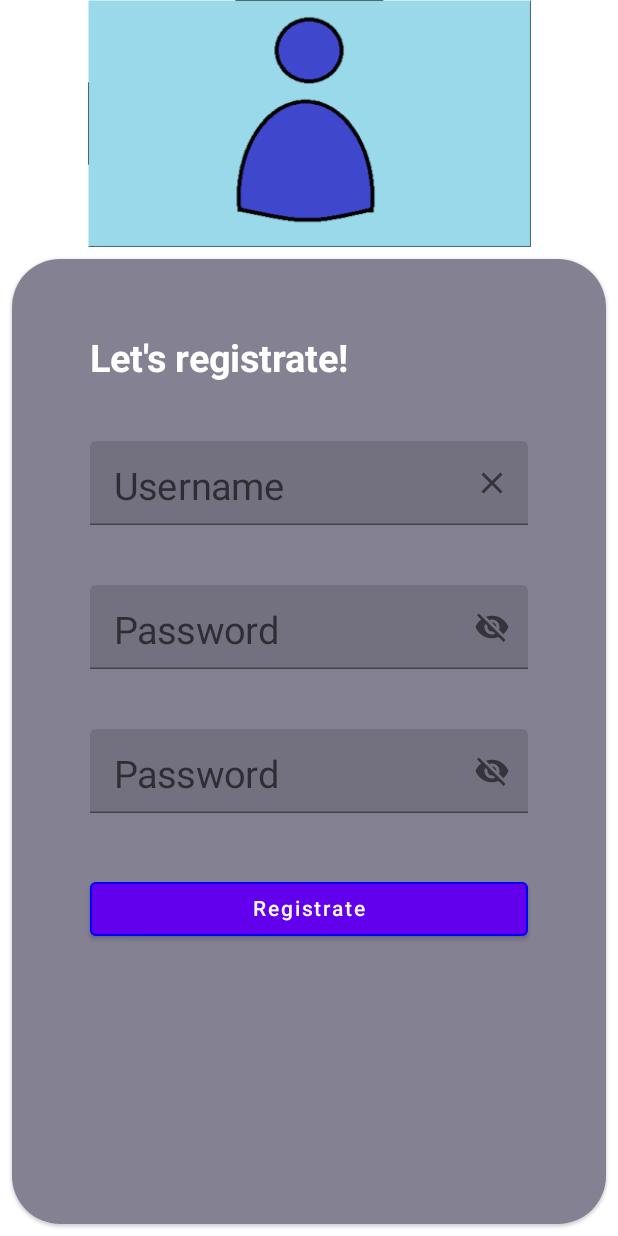
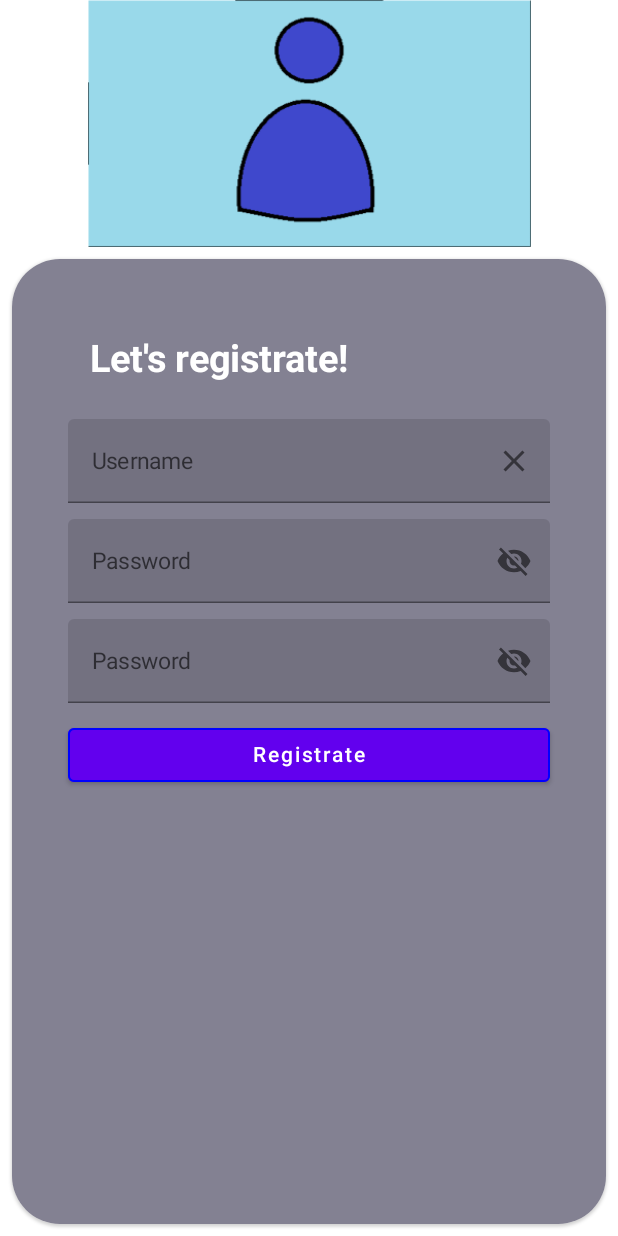
Before and after one commit to Matyi98/MSc-Onlab1, an Android app built with Jetpack Compose: the screen it shows after launch (RegisterActivity), after a tap on "Not yet registered?", on a phone screen of 412 x 824 dp. Run offline under Robolectric (Android 15) with nearby library versions, the phone set to English and light mode, and no system bars; our stand-ins replace Dagger/Hilt's generated code.

Commit message:
LoginActivity refactoring, now it's working on small screens, fix thread problems (live data + dependency injections) and a lot more.

```diff
--- a/Android-Studio/FamilyOrganiser/app/src/main/AndroidManifest.xml
+++ b/Android-Studio/FamilyOrganiser/app/src/main/AndroidManifest.xml
@@ -4,7 +4,9 @@
     <uses-permission android:name="android.permission.WRITE_EXTERNAL_STORAGE" />
     <uses-permission android:name="android.permission.READ_EXTERNAL_STORAGE" />
     <uses-permission android:name="android.permission.INTERNET"/>
+
     <application
+        android:name=".views.loginForm.LoginApplication"
         android:allowBackup="true"
         android:icon="@mipmap/family_logo"
         android:label="@string/app_name"
@@ -82,6 +84,9 @@
             </intent-filter>
         </activity>
 
+
     </application>
 
+
+
 </manifest>
--- a/Android-Studio/FamilyOrganiser/app/src/main/java/hu/matyi/familyorganiser/components/basicButton.kt
+++ b/Android-Studio/FamilyOrganiser/app/src/main/java/hu/matyi/familyorganiser/components/basicButton.kt
@@ -34,7 +34,7 @@ fun basicButton(context: Context, text: String, intent: Intent? = null, check: (
         },
         modifier = Modifier
             .fillMaxWidth()
-            .padding(20.dp),
+            .padding(5.dp),
         enabled = true,
         border = BorderStroke(width = 1.dp, brush = SolidColor(Color.Blue)),
         shape = MaterialTheme.shapes.medium,
--- a/Android-Studio/FamilyOrganiser/app/src/main/java/hu/matyi/familyorganiser/components/basicInputField.kt
+++ b/Android-Studio/FamilyOrganiser/app/src/main/java/hu/matyi/familyorganiser/components/basicInputField.kt
@@ -25,9 +25,9 @@ fun basicInputField(text: String) : String {
         onValueChange = { username = it },
         modifier = Modifier
             .fillMaxWidth()
-            .padding(20.dp)
+            .padding(5.dp)
             .fillMaxWidth(),
-        label = { Text(text = text, fontSize = 25.sp) },
+        label = { Text(text = text, fontSize = 15.sp) },
         trailingIcon =
         {
             IconButton(onClick = {})
--- a/Android-Studio/FamilyOrganiser/app/src/main/java/hu/matyi/familyorganiser/components/passwordField.kt
+++ b/Android-Studio/FamilyOrganiser/app/src/main/java/hu/matyi/familyorganiser/components/passwordField.kt
@@ -29,8 +29,8 @@ fun passwordField() : String {
         enabled = true,
         modifier = Modifier
             .fillMaxWidth()
-            .padding(20.dp),
-        label = { Text(text = "Password", fontSize = 25.sp) },
+            .padding(5.dp),
+        label = { Text(text = "Password", fontSize = 15.sp) },
         visualTransformation = if (passwordVisibility) VisualTransformation.None else PasswordVisualTransformation(),
         keyboardOptions = KeyboardOptions(keyboardType = KeyboardType.Password),
         trailingIcon = {
--- a/Android-Studio/FamilyOrganiser/app/src/main/java/hu/matyi/familyorganiser/components/randomTextInputField.kt
+++ b/Android-Studio/FamilyOrganiser/app/src/main/java/hu/matyi/familyorganiser/components/randomTextInputField.kt
@@ -28,7 +28,7 @@ import androidx.compose.runtime.*
             .fillMaxWidth()
             .padding(20.dp)
             .fillMaxWidth(),
-        label = { Text(text = text, fontSize = 25.sp) },
+        label = { Text(text = text, fontSize = 15.sp) },
         trailingIcon =
         {
             IconButton(onClick = {
--- a/Android-Studio/FamilyOrganiser/app/src/main/java/hu/matyi/familyorganiser/components/secondOptionButton.kt
+++ b/Android-Studio/FamilyOrganiser/app/src/main/java/hu/matyi/familyorganiser/components/secondOptionButton.kt
@@ -24,7 +24,7 @@ fun secondOptionButton(context: Context, text: String, intent: Intent) {
         },
         modifier = Modifier
             .fillMaxWidth()
-            .padding(20.dp),
+            .padding(5.dp),
         enabled = true,
         colors = ButtonDefaults.buttonColors(backgroundColor = Color(R.color.teal_700)),
     )
--- a/Android-Studio/FamilyOrganiser/app/src/main/java/hu/matyi/familyorganiser/views/loginForm/LoginActivity.kt
+++ b/Android-Studio/FamilyOrganiser/app/src/main/java/hu/matyi/familyorganiser/views/loginForm/LoginActivity.kt
@@ -4,6 +4,7 @@ import android.content.Intent
 import android.os.Bundle
 import androidx.activity.ComponentActivity
 import androidx.activity.compose.setContent
+import androidx.appcompat.app.AppCompatActivity
 import androidx.compose.foundation.Image
 import androidx.compose.foundation.background
 import androidx.compose.foundation.layout.Arrangement
@@ -19,14 +20,20 @@ import androidx.compose.ui.graphics.Color
 import androidx.compose.ui.res.painterResource
 import androidx.compose.ui.platform.LocalContext
 import androidx.compose.ui.res.stringResource
+import androidx.hilt.navigation.compose.hiltViewModel
+import dagger.hilt.android.AndroidEntryPoint
 import hu.matyi.familyorganiser.R
 import hu.matyi.familyorganiser.components.*
 import hu.matyi.familyorganiser.views.familyMenu.FamilyMenuActivity
 import hu.matyi.familyorganiser.views.profilSettings.ProfilSettings
 import hu.matyi.familyorganiser.views.registerForm.RegisterActivity
+import io.swagger.client.models.LoginDTO
+
 
 //https://www.youtube.com/watch?v=SZR04TKHDM4&t=257s
-class LoginActivity : ComponentActivity() {
+
+@AndroidEntryPoint
+class LoginActivity : AppCompatActivity() {
     override fun onCreate(savedInstanceState: Bundle?) {
         super.onCreate(savedInstanceState)
         setContent {
@@ -37,44 +44,85 @@ class LoginActivity : ComponentActivity() {
         }
     }
    @Composable
-   private fun Screen() {
+   private fun Screen(loginModel: LoginModel = hiltViewModel()) {
        val context = LocalContext.current
        Scaffold(backgroundColor = Color.White)
        {
-           Column(Modifier.fillMaxSize(), horizontalAlignment = Alignment.CenterHorizontally, verticalArrangement = Arrangement.Top)
+           Column(
+               Modifier.fillMaxSize(),
+               horizontalAlignment = Alignment.CenterHorizontally,
+               verticalArrangement = Arrangement.Top
+           )
            {
-                Image(painter = painterResource(
-                    id = R.drawable.family),
+               Image(
+                   painter = painterResource(
+                       id = R.drawable.family
+                   ),
                    contentDescription = "App Theme",
                    modifier = Modifier
-                        .weight(0.5f).fillMaxWidth()
+                       .weight(0.2f)
+                       .fillMaxWidth()
                )
                Card(
                    Modifier
-                       .weight(2f)
-                       .padding(8.dp),
-                   shape = RoundedCornerShape(32.dp)
+                       .weight(0.8f)
+                       .padding(2.dp),
+                   shape = RoundedCornerShape(20.dp)
                )
                {
                    Column(
                        Modifier
                            .background(Color(R.color.teal_700))
                            .fillMaxSize()
-                           .padding(32.dp)) {
+                           .padding(4.dp)
+                   ) {
 
+
+                       /* Welcom text*/
+                       Box(Modifier.weight(0.1f))
+                       {
                            welcomText(stringResource(R.string.login_welcome_text))
-                       LoginModel.loginDTO.username = basicInputField(stringResource(R.string.username))
-                       LoginModel.loginDTO.password = passwordField()
+                       }
+
+
+                       /*Username, Password fields*/
+                       var usrname = "";
+                       var passwd = "";
+                       Box(Modifier.weight(0.1f))
+                       {
+                           usrname = basicInputField(stringResource(R.string.username))
+                       }
+                       Box(Modifier.weight(0.1f))
+                       {
+                           passwd = passwordField()
+                       }
+                       LoginModel().setLoginLiveDto(LoginDTO(usrname, passwd))
+
+
+                       /*Login button*/
                        val intent1 = Intent(context, FamilyMenuActivity::class.java)
+                       Box(Modifier.weight(0.1f))
+                       {
                            basicButton(context, stringResource(R.string.login_button_text), intent1,
-                           check = { LoginHandler().sendLoginRequest() }) {
+                               check = { LoginHandler().sendLoginRequest(loginModel) }) {
                            }
+                       }
+
+
+                       /*Registration button*/
+                       Box(Modifier.weight(0.1f))
+                       {
                            val intent2 = Intent(context, RegisterActivity::class.java)
                            secondOptionButton(
                                context,
                                stringResource(R.string.registrate_button_text),
                                intent2
                            )
+                       }
+
+                       /*Settings button*/
+                       Box(Modifier.weight(0.2f))
+                       {
                            val intent3 = Intent(context, ProfilSettings::class.java)
                            settingsButton(context = LocalContext.current, intent = intent3)
                        }
@@ -82,3 +130,4 @@ class LoginActivity : ComponentActivity() {
                }
            }
        }
+   }
--- a/Android-Studio/FamilyOrganiser/app/src/main/java/hu/matyi/familyorganiser/views/loginForm/LoginModel.kt
+++ b/Android-Studio/FamilyOrganiser/app/src/main/java/hu/matyi/familyorganiser/views/loginForm/LoginModel.kt
@@ -1,9 +1,24 @@
 package hu.matyi.familyorganiser.views.loginForm
 
+import android.app.Application
+import androidx.lifecycle.MutableLiveData
+import androidx.lifecycle.ViewModel
+import dagger.hilt.android.HiltAndroidApp
+
+import dagger.hilt.android.lifecycle.HiltViewModel
 import io.swagger.client.models.LoginDTO
+import javax.inject.Inject
 
-class LoginModel {
-    companion object {
-        var loginDTO = LoginDTO("","")
-    }
+@HiltViewModel
+class LoginModel @Inject constructor(): ViewModel() {
+        private val loginLiveDTO = MutableLiveData<LoginDTO>(null)
+        fun getLoginLiveDto() = loginLiveDTO
+        fun setLoginLiveDto(loginDto : LoginDTO) {
+            loginLiveDTO.value = loginDto
+        }
 }
+
+@HiltAndroidApp
+class LoginApplication : Application()
+
+//entry point, manifest, = HiltViewModel()
--- a/Android-Studio/FamilyOrganiser/app/src/main/java/hu/matyi/familyorganiser/views/profilSettings/ProfilModel.kt
+++ b/Android-Studio/FamilyOrganiser/app/src/main/java/hu/matyi/familyorganiser/views/profilSettings/ProfilModel.kt
@@ -1,6 +1,7 @@
 package hu.matyi.familyorganiser.views.profilSettings
 
 import io.swagger.client.models.CreateFamilyMember
+import io.swagger.client.models.FamilyMemberGet
 import io.swagger.client.models.LoginDTO
 import java.time.LocalDate
 
@@ -8,5 +9,6 @@ public class ProfilModel()
 {
     companion object {
         var createFamilyMember = CreateFamilyMember("","","",null, LocalDate.now(),0)
+        var familyMemberGet = FamilyMemberGet("","",0,"","0", LocalDate.now(),null,null,"")
     }
 }
--- a/Android-Studio/FamilyOrganiser/build.gradle
+++ b/Android-Studio/FamilyOrganiser/build.gradle
@@ -10,7 +10,7 @@ buildscript {
     dependencies {
         classpath "com.android.tools.build:gradle:7.0.2"
         classpath "org.jetbrains.kotlin:kotlin-gradle-plugin:1.5.21"
-
+        classpath("com.google.dagger:hilt-android-gradle-plugin:2.38.1")
         // NOTE: Do not place your application dependencies here; they belong
         // in the individual module build.gradle files
     }
```
Also changed, not shown: Android-Studio/FamilyOrganiser/app/build.gradle (+16 -6 lines), Android-Studio/FamilyOrganiser/app/src/main/java/hu/matyi/familyorganiser/views/loginForm/LoginHandler.kt (+11 -5 lines), Android-Studio/FamilyOrganiser/app/src/main/java/hu/matyi/familyorganiser/views/profilSettings/ProfilSettings.kt (+6 -1 lines), Android-Studio/FamilyOrganiser/app/src/main/java/hu/matyi/familyorganiser/views/profilSettings/ProfilSettingsHandler.kt (+4 -3 lines). Lines whose indentation alone changed are shown as unchanged.
